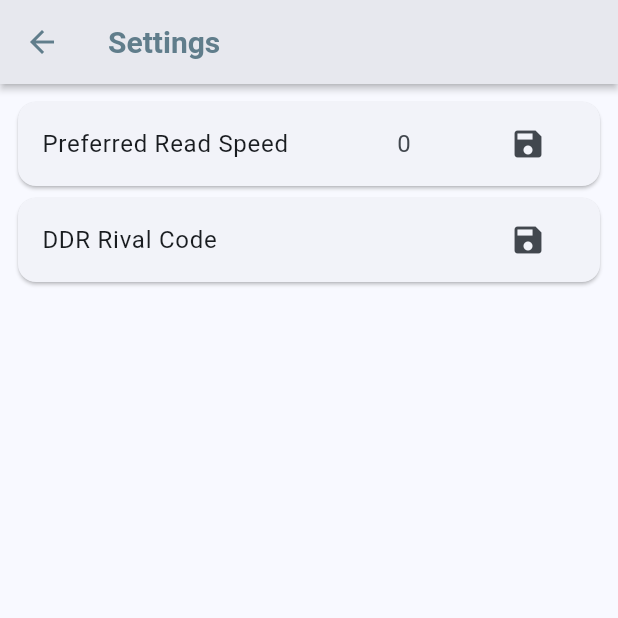
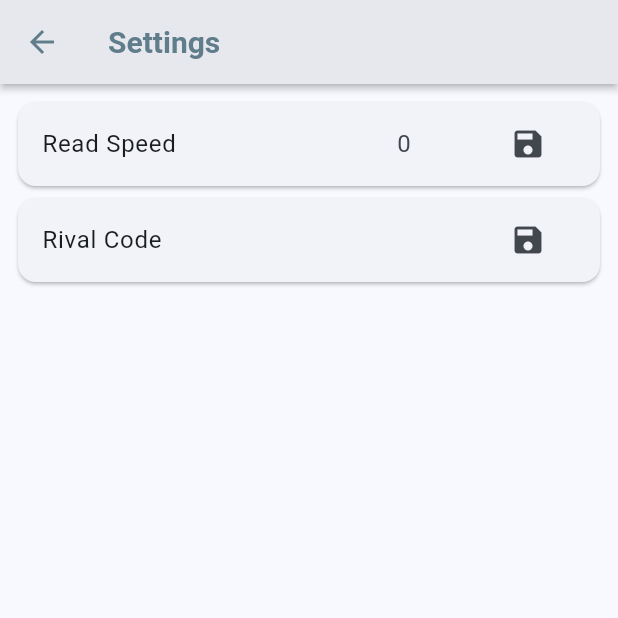
Before and after one commit to sh1ggy/ddr-md, a Flutter app: the SettingsPage screen opened directly, on a phone screen of 412 x 824 dp, the top half of it. Run offline on Flutter 3.47's test engine with Material 3 defaults, Android fonts, the light colour scheme and no system bars; our stand-ins replace fl_chart, shared_preferences; accounts and stored records are empty.

Commit message:
Re-usable SettingCard as per PR comments

```diff
--- /dev/null
+++ b/lib/components/settings/setting_card.dart
@@ -0,0 +1,87 @@
+/// Name: SettingCard
+/// Parent: SettingsPage
+/// Description: Settings card field for re-use in settings_page where
+/// [setValue] is a value initialised with shared_preferences and [textValue]
+/// is the actual new value that it's being set to after the form is saved.
+/// [field] is the text title and [maxLength] is the form validation.
+library;
+
+import 'package:ddr_md/helpers.dart';
+import 'package:flutter/material.dart';
+import 'package:flutter/services.dart';
+
+class SettingCard<T> extends StatefulWidget {
+  final Future<void> Function(String) setValue;
+  final T chosenValue;
+  final String field;
+  final int maxLength;
+
+  const SettingCard({
+    super.key,
+    required this.setValue,
+    required this.chosenValue,
+    required this.field,
+    required this.maxLength,
+  });
+
+
+
+  @override
+  State<SettingCard> createState() => _SettingCardState();
+}
+
+class _SettingCardState<T> extends State<SettingCard> {
+  String textValue = "";
+  @override
+  Widget build(BuildContext context) {
+    return Card(
+      child: ListTile(
+        title: Text(widget.field),
+        trailing: SizedBox(
+          width: MediaQuery.of(context).size.width * 0.4,
+          child: Row(
+            mainAxisSize: MainAxisSize.min,
+            children: [
+              Expanded(
+                child: TextField(
+                  maxLength: widget.maxLength,
+                  inputFormatters: [FilteringTextInputFormatter.digitsOnly],
+                  keyboardType: TextInputType.number,
+                  textAlign: TextAlign.center,
+                  onChanged: (value) => {
+                    if (value != "") {setState(() {
+                      textValue = value;
+                    })}
+                  },
+                  decoration: InputDecoration(
+                    counterText: "",
+                    border: InputBorder.none,
+                    focusedBorder: InputBorder.none,
+                    errorBorder: InputBorder.none,
+                    focusedErrorBorder: InputBorder.none,
+                    disabledBorder: InputBorder.none,
+                    enabledBorder: InputBorder.none,
+                    hintText: widget.chosenValue.toString(),
+                  ),
+                ),
+              ),
+              IconButton(
+                  icon: const Icon(
+                    Icons.save,
+                  ),
+                  tooltip: "Save ${widget.field}",
+                  onPressed: () {
+                    if (textValue == "") {
+                      showToast(context, "Invalid ${widget.field}");
+                      return;
+                    }
+                    widget.setValue(textValue);
+                    showToast(context, "Saved ${widget.field} to $textValue");
+                  }),
+            ],
+          ),
+        ),
+      ),
+    );
+  }
+}
--- a/lib/components/settings/settings_page.dart
+++ b/lib/components/settings/settings_page.dart
@@ -3,9 +3,9 @@
 /// Description: Settings page for use with shared_preferences
 library;
 
+import 'package:ddr_md/components/settings/setting_card.dart';
 import 'package:ddr_md/models/settings_model.dart';
 import 'package:flutter/material.dart';
-import 'package:flutter/services.dart';
 import 'package:ddr_md/constants.dart' as constants;
 
 class SettingsPage extends StatefulWidget {
@@ -17,8 +17,6 @@
 class _SettingsPageState extends State<SettingsPage> {
   int _chosenReadSpeed = 0;
   String _rivalCode = constants.rivalCode;
-  int _textReadSpeed = 0;
-  String _textRivalCode = constants.rivalCode;
 
   @override
   void initState() {
@@ -37,18 +35,18 @@
 
   /// After setting BPM preference, asynchronously save it
   /// to persistent storage.
-  Future<void> _setReadSpeed() async {
+  Future<void> _setReadSpeed(String newValue) async {
     setState(() {
-      Settings.setInt(Settings.chosenReadSpeedKey, _textReadSpeed);
+      Settings.setInt(Settings.chosenReadSpeedKey, int.parse(newValue));
       _chosenReadSpeed = Settings.getInt(Settings.chosenReadSpeedKey);
     });
   }
 
   /// After setting BPM preference, asynchronously save it
   /// to persistent storage.
-  Future<void> _setRivalCode() async {
+  Future<void> _setRivalCode(String newValue) async {
     setState(() {
-      Settings.setString(Settings.rivalCodeSpeedKey, _textRivalCode);
+      Settings.setString(Settings.rivalCodeSpeedKey, newValue);
       _rivalCode = Settings.getString(Settings.rivalCodeSpeedKey);
     });
   }
@@ -81,116 +79,17 @@
                 mainAxisAlignment: MainAxisAlignment.center,
                 mainAxisSize: MainAxisSize.min,
                 children: [
-                  Card(
-                    child: ListTile(
-                      title: const Text('Preferred Read Speed'),
-                      trailing: SizedBox(
-                        width: MediaQuery.of(context).size.width * 0.4,
-                        child: Row(
-                          mainAxisSize: MainAxisSize.min,
-                          children: [
-                            Expanded(
-                              child: TextField(
-                                maxLength: 3,
-                                inputFormatters: [
-                                  FilteringTextInputFormatter.digitsOnly
-                                ],
-                                keyboardType: TextInputType.number,
-                                textAlign: TextAlign.center,
-                                onChanged: (value) => {
-                                  if (value != "")
-                                    {_textReadSpeed = int.parse(value)}
-                                },
-                                decoration: InputDecoration(
-                                  counterText: "",
-                                  border: InputBorder.none,
-                                  focusedBorder: InputBorder.none,
-                                  errorBorder: InputBorder.none,
-                                  focusedErrorBorder: InputBorder.none,
-                                  disabledBorder: InputBorder.none,
-                                  enabledBorder: InputBorder.none,
-                                  hintText: _chosenReadSpeed.toString(),
-                                ),
-                              ),
-                            ),
-                            IconButton(
-                                icon: const Icon(
-                                  Icons.save,
-                                ),
-                                tooltip: "Save Read Speed",
-                                onPressed: () {
-                                  if (_textReadSpeed == 0) {
-                                    _showToast(context, "Invalid Read Speed");
-                                    return;
-                                  }
-                                  _setReadSpeed();
-                                  _showToast(context,
-                                      "Saved Read Speed to $_textReadSpeed");
-                                }),
-                          ],
-                        ),
-                      ),
-                    ),
+                  SettingCard<int>(
+                    setValue: _setReadSpeed,
+                    chosenValue: _chosenReadSpeed,
+                    field: "Read Speed",
+                    maxLength: 3,
                   ),
-                  Card(
-                    child: ListTile(
-                      title: const Text('DDR Rival Code'),
-                      trailing: SizedBox(
-                        width: MediaQuery.of(context).size.width * 0.4,
-                        child: Row(
-                          mainAxisSize: MainAxisSize.min,
-                          children: [
-                            Expanded(
-                              child: TextField(
-                                maxLength: 8,
-                                inputFormatters: [
-                                  FilteringTextInputFormatter.digitsOnly
-                                ],
-                                keyboardType: TextInputType.number,
-                                textAlign: TextAlign.center,
-                                onChanged: (value) => {
-                                  if (value != "") {_textRivalCode = value}
-                                },
-                                decoration: InputDecoration(
-                                  counterText: "",
-                                  border: InputBorder.none,
-                                  focusedBorder: InputBorder.none,
-                                  errorBorder: InputBorder.none,
-                                  focusedErrorBorder: InputBorder.none,
-                                  disabledBorder: InputBorder.none,
-                                  enabledBorder: InputBorder.none,
-                                  hintText: _rivalCode,
-                                ),
-                              ),
-                            ),
-                            IconButton(
-                                icon: const Icon(
-                                  Icons.save,
-                                ),
-                                tooltip: "Save DDR Rival Code",
-                                onPressed: () {
-                                  String errMsg = "";
-                                  if (_textRivalCode == constants.rivalCode) {
-                                    errMsg = "Invalid rival code";
-                                  }
-                                  if (_textRivalCode.length <
-                                      constants.rivalCodeLength) {
-                                    errMsg =
-                                        "Invalid rival code, under 8 characters";
-                                  }
-                                  if (errMsg == "") {
-                                    _setRivalCode();
-                                    _showToast(context,
-                                        "Saved Rival Code to $_textRivalCode");
-                                    return;
-                                  }
-                                  _showToast(context, errMsg);
-                                  return;
-                                }),
-                          ],
-                        ),
-                      ),
-                    ),
+                  SettingCard<String>(
+                    setValue: _setRivalCode,
+                    chosenValue: _rivalCode,
+                    field: "Rival Code",
+                    maxLength: 8,
                   ),
                 ],
               ),
@@ -200,15 +99,4 @@
       }),
     );
   }
-
-  void _showToast(BuildContext context, String message) {
-    final scaffold = ScaffoldMessenger.of(context);
-    scaffold.showSnackBar(
-      SnackBar(
-        content: Text(message),
-        action: SnackBarAction(
-            label: 'DISMISS', onPressed: scaffold.hideCurrentSnackBar),
-      ),
-    );
-  }
 }
```
Also changed, not shown: lib/helpers.dart (+12 -0 lines).
